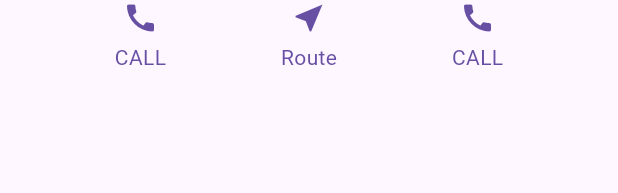
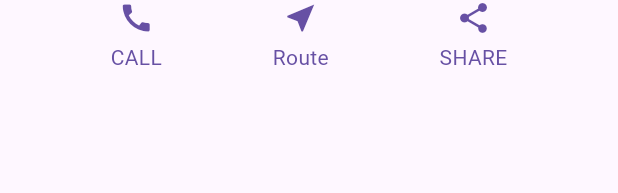
Before and after one commit to Majok-Bol/layout_demo, a Flutter app: the ButtonSection widget shown alone on an empty page, opened directly, on a phone screen of 412 x 824 dp. Shown: the top 193 px of the screen. Run offline on Flutter 3.47's test engine with Material 3 defaults, Android fonts, the phone set to English and light mode, and no system bars.

Commit message:
added share icon

```diff
--- a/lib/main.dart
+++ b/lib/main.dart
@@ -59,7 +59,7 @@ class ButtonSection extends StatelessWidget{
         children: [
           ButtonWithText(color: color, icon: Icons.call, label: 'CALL'),
           ButtonWithText(color: color, icon: Icons.near_me, label: 'Route'),
-          ButtonWithText(color: color, icon: Icons.call, label: 'CALL'),
+          ButtonWithText(color: color, icon: Icons.share, label: 'SHARE'),
 
         ],
       ),
```
